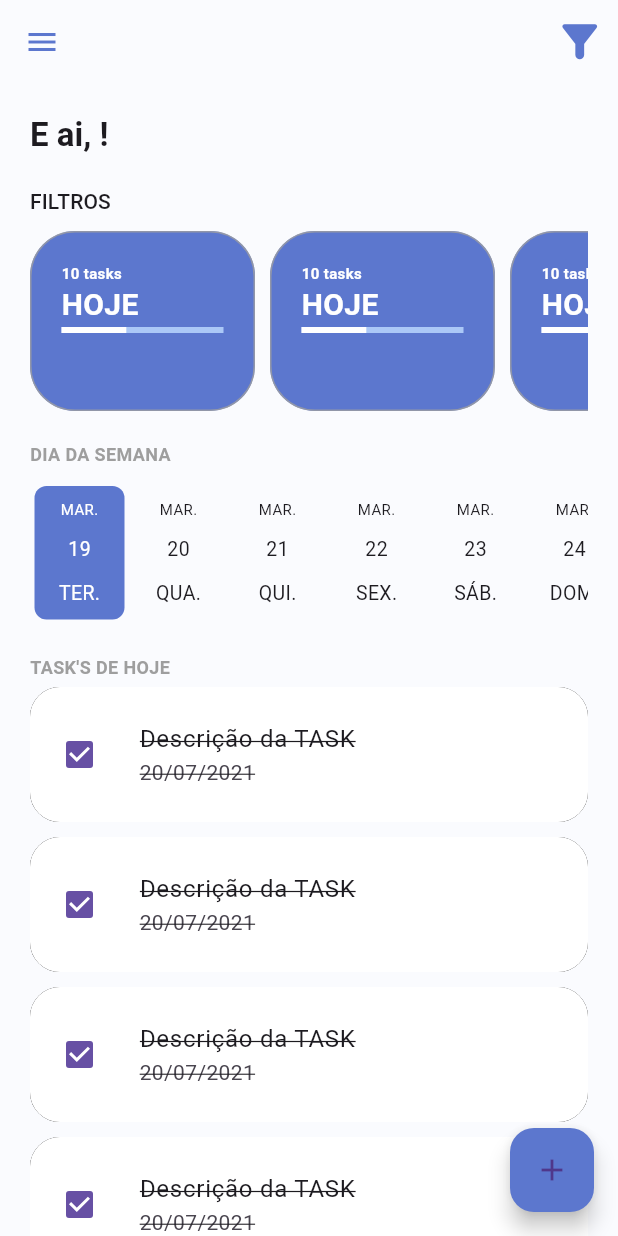
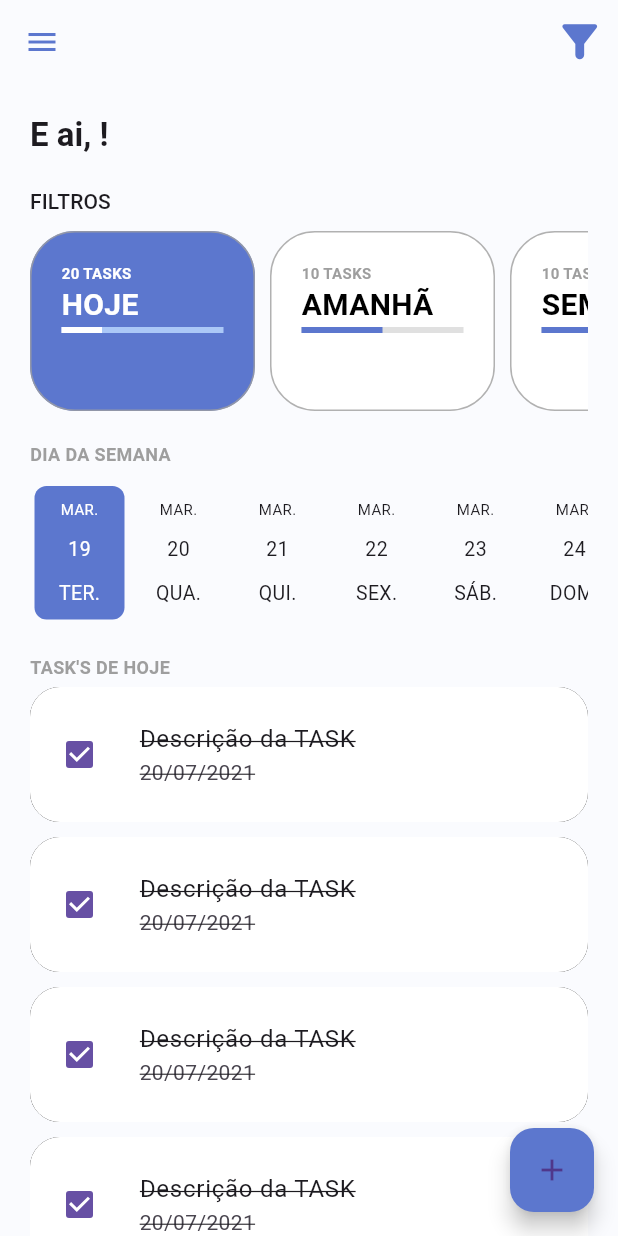
Before and after one commit to soapmactavish23/todo_list_provider, a Flutter app: the screen it shows once a user with an empty profile is signed in, on a phone screen of 412 x 824 dp. Run offline on Flutter 3.47's test engine with Material 3 defaults, Android fonts, the phone set to English and light mode, and no system bars; drawn by our look-alikes of date_picker_timeline; our stand-ins replace firebase_auth, firebase_core, flutter_signin_button, google_fonts, google_sign_in, sqflite and 2 more; missing offline and left inert: flutter_overlay_loader, validatorless; accounts and stored records are empty; network calls fail; Roboto replaces fonts that are missing (Mandali).

Commit message:
Implementando componente de Filtros de dias

```diff
--- a/lib/app/app_widget.dart
+++ b/lib/app/app_widget.dart
@@ -36,10 +36,7 @@ class _AppWidgetState extends State<AppWidget> {
       title: 'Todo List Provider',
       debugShowCheckedModeBanner: false,
       navigatorKey: TodoListNavigator.navigatorKey,
-      localizationsDelegates: const [
-        GlobalMaterialLocalizations.delegate,
-        GlobalWidgetsLocalizations.delegate,
-      ],
+      localizationsDelegates: GlobalMaterialLocalizations.delegates,
       supportedLocales: const [Locale('pt', 'BR')],
       routes: {
         ...AuthModule().routers,
--- /dev/null
+++ b/lib/app/models/task_filter_enum.dart
@@ -0,0 +1 @@
+enum TaskFilterEnum { today, tomorow, week }
--- /dev/null
+++ b/lib/app/models/total_task_model.dart
@@ -0,0 +1,9 @@
+// ignore_for_file: public_member_api_docs, sort_constructors_first
+class TotalTaskModel {
+  final int totalTasks;
+  final int totalTasksFinish;
+  TotalTaskModel({
+    required this.totalTasks,
+    required this.totalTasksFinish,
+  });
+}
--- /dev/null
+++ b/lib/app/modules/home/home_controller.dart
@@ -0,0 +1,6 @@
+import 'package:todo_list_provider/app/core/notifier/default_change_notifier.dart';
+import 'package:todo_list_provider/app/models/task_filter_enum.dart';
+
+class HomeController extends DefaultChangeNotifier {
+  var filterSelected = TaskFilterEnum.today;
+}
--- a/lib/app/modules/home/home_module.dart
+++ b/lib/app/modules/home/home_module.dart
@@ -1,9 +1,16 @@
+import 'package:provider/provider.dart';
 import 'package:todo_list_provider/app/core/modules/todo_list_module.dart';
+import 'package:todo_list_provider/app/modules/home/home_controller.dart';
 import 'package:todo_list_provider/app/modules/home/home_page.dart';
 
 class HomeModule extends TodoListModule {
   HomeModule()
       : super(
+          bindings: [
+            ChangeNotifierProvider(
+              create: (context) => HomeController(),
+            )
+          ],
           routers: {
             '/home': (context) => const HomePage(),
           },
--- a/lib/app/modules/home/widgets/home_filter.dart
+++ b/lib/app/modules/home/widgets/home_filter.dart
@@ -1,5 +1,9 @@
 import 'package:flutter/material.dart';
+import 'package:provider/provider.dart';
 import 'package:todo_list_provider/app/core/ui/theme_extension.dart';
+import 'package:todo_list_provider/app/models/task_filter_enum.dart';
+import 'package:todo_list_provider/app/models/total_task_model.dart';
+import 'package:todo_list_provider/app/modules/home/home_controller.dart';
 import 'package:todo_list_provider/app/modules/home/widgets/todo_card_filter.dart';
 
 class HomeFilter extends StatelessWidget {
@@ -7,6 +11,12 @@ class HomeFilter extends StatelessWidget {
 
   @override
   Widget build(BuildContext context) {
+    bool _getSelected(TaskFilterEnum filter) {
+      return context.select<HomeController, TaskFilterEnum>(
+              (value) => value.filterSelected) ==
+          filter;
+    }
+
     return Column(
       crossAxisAlignment: CrossAxisAlignment.start,
       children: [
@@ -17,14 +27,37 @@ class HomeFilter extends StatelessWidget {
         const SizedBox(
           height: 10,
         ),
-        const SingleChildScrollView(
+        SingleChildScrollView(
           scrollDirection: Axis.horizontal,
           child: Row(
             children: [
-              TodoCardFilter(),
-              TodoCardFilter(),
-              TodoCardFilter(),
-              TodoCardFilter(),
+              TodoCardFilter(
+                label: 'Hoje',
+                taskFilter: TaskFilterEnum.today,
+                totalTaskModel: TotalTaskModel(
+                  totalTasks: 20,
+                  totalTasksFinish: 5,
+                ),
+                selected: _getSelected(TaskFilterEnum.today),
+              ),
+              TodoCardFilter(
+                label: 'Amanhã',
+                taskFilter: TaskFilterEnum.tomorow,
+                totalTaskModel: TotalTaskModel(
+                  totalTasks: 10,
+                  totalTasksFinish: 5,
+                ),
+                selected: _getSelected(TaskFilterEnum.tomorow),
+              ),
+              TodoCardFilter(
+                label: 'Semana',
+                taskFilter: TaskFilterEnum.week,
+                totalTaskModel: TotalTaskModel(
+                  totalTasks: 10,
+                  totalTasksFinish: 5,
+                ),
+                selected: _getSelected(TaskFilterEnum.week),
+              ),
             ],
           ),
         )
--- a/lib/app/modules/home/widgets/todo_card_filter.dart
+++ b/lib/app/modules/home/widgets/todo_card_filter.dart
@@ -1,8 +1,33 @@
 import 'package:flutter/material.dart';
 import 'package:todo_list_provider/app/core/ui/theme_extension.dart';
+import 'package:todo_list_provider/app/models/task_filter_enum.dart';
+import 'package:todo_list_provider/app/models/total_task_model.dart';
 
 class TodoCardFilter extends StatelessWidget {
-  const TodoCardFilter({super.key});
+  final String label;
+  final TaskFilterEnum taskFilter;
+  final TotalTaskModel? totalTaskModel;
+  final bool selected;
+
+  const TodoCardFilter({
+    super.key,
+    required this.label,
+    required this.taskFilter,
+    this.totalTaskModel,
+    required this.selected,
+  });
+
+  double _getTotalPercent() {
+    final total = totalTaskModel?.totalTasks ?? 0;
+    final totalFinish = totalTaskModel?.totalTasksFinish ?? 0.1;
+
+    if (total == 0) {
+      return 0.0;
+    }
+
+    final percent = (totalFinish * 100) / total;
+    return percent / 100;
+  }
 
   @override
   Widget build(BuildContext context) {
@@ -14,7 +39,7 @@ class TodoCardFilter extends StatelessWidget {
       margin: const EdgeInsets.only(right: 10),
       padding: const EdgeInsets.all(20),
       decoration: BoxDecoration(
-        color: context.primaryColor,
+        color: selected ? context.primaryColor : Colors.white,
         border: Border.all(
           width: 1,
           color: Colors.grey.withOpacity(.8),
@@ -25,22 +50,31 @@ class TodoCardFilter extends StatelessWidget {
         crossAxisAlignment: CrossAxisAlignment.start,
         children: [
           Text(
-            '10 tasks',
-            style:
-                context.textStyle.copyWith(fontSize: 10, color: Colors.white),
+            '${totalTaskModel?.totalTasks ?? 0} TASKS',
+            style: context.textStyle.copyWith(
+                fontSize: 10, color: selected ? Colors.white : Colors.grey),
           ),
-          const Text(
-            'HOJE',
+          Text(
+            label.toUpperCase(),
             style: TextStyle(
               fontSize: 20,
               fontWeight: FontWeight.bold,
-              color: Colors.white,
+              color: selected ? Colors.white : Colors.black,
             ),
           ),
-          LinearProgressIndicator(
-            backgroundColor: context.primaryColorLight,
-            valueColor: const AlwaysStoppedAnimation<Color>(Colors.white),
-            value: 0.4,
+          TweenAnimationBuilder<double>(
+            tween: Tween(begin: 0.0, end: _getTotalPercent()),
+            duration: const Duration(seconds: 1),
+            builder: (context, value, child) {
+              return LinearProgressIndicator(
+                backgroundColor:
+                    selected ? context.primaryColorLight : Colors.grey.shade300,
+                valueColor: AlwaysStoppedAnimation<Color>(
+                  selected ? Colors.white : context.primaryColor,
+                ),
+                value: value,
+              );
+            },
           )
         ],
       ),
```
